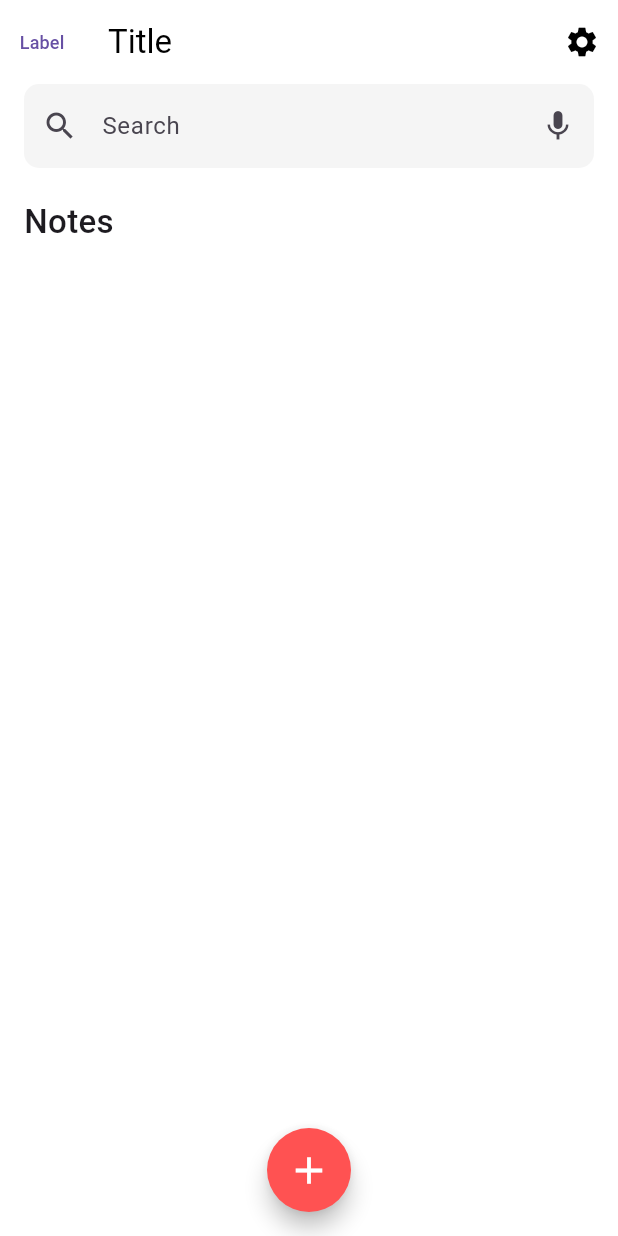
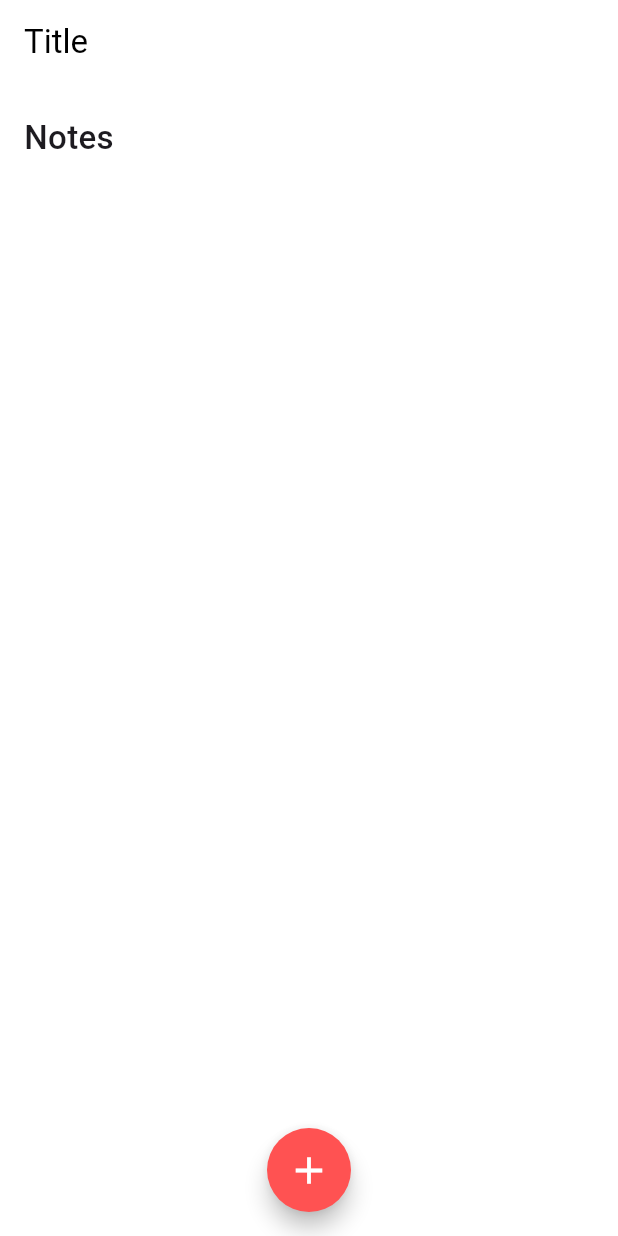
Before and after one commit to babaganush34/to_do_1_0, a Flutter app: the screen it shows after launch, on a phone screen of 412 x 824 dp. Run offline on Flutter 3.47's test engine with Material 3 defaults, Android fonts, the phone set to English and light mode, and no system bars.

Commit message:
Fourth commit

```diff
--- a/lib/main.dart
+++ b/lib/main.dart
@@ -56,33 +56,13 @@ class _MyHomePageState extends State<MyHomePage> {
         elevation: 0,
         backgroundColor: Colors.white,
         foregroundColor: Colors.black,
-        leading: TextButton(
-          onPressed: () {},
-          child: const Text("Label", style: TextStyle(fontSize: 12)),
-        ),
         title: const Text("Title"),
-        actions: [
-          IconButton(onPressed: () {}, icon: const Icon(Icons.settings)),
-        ],
       ),
       body: Padding(
         padding: const EdgeInsets.symmetric(horizontal: 16.0),
         child: Column(
           crossAxisAlignment: CrossAxisAlignment.start,
           children: [
-            TextField(
-              decoration: InputDecoration(
-                hintText: "Search",
-                prefixIcon: const Icon(Icons.search),
-                suffixIcon: const Icon(Icons.mic),
-                fillColor: Colors.grey[100],
-                filled: true,
-                border: OutlineInputBorder(
-                  borderRadius: BorderRadius.circular(10),
-                  borderSide: BorderSide.none,
-                ),
-              ),
-            ),
             const Padding(
               padding: EdgeInsets.symmetric(vertical: 20.0),
               child: Text(
```
